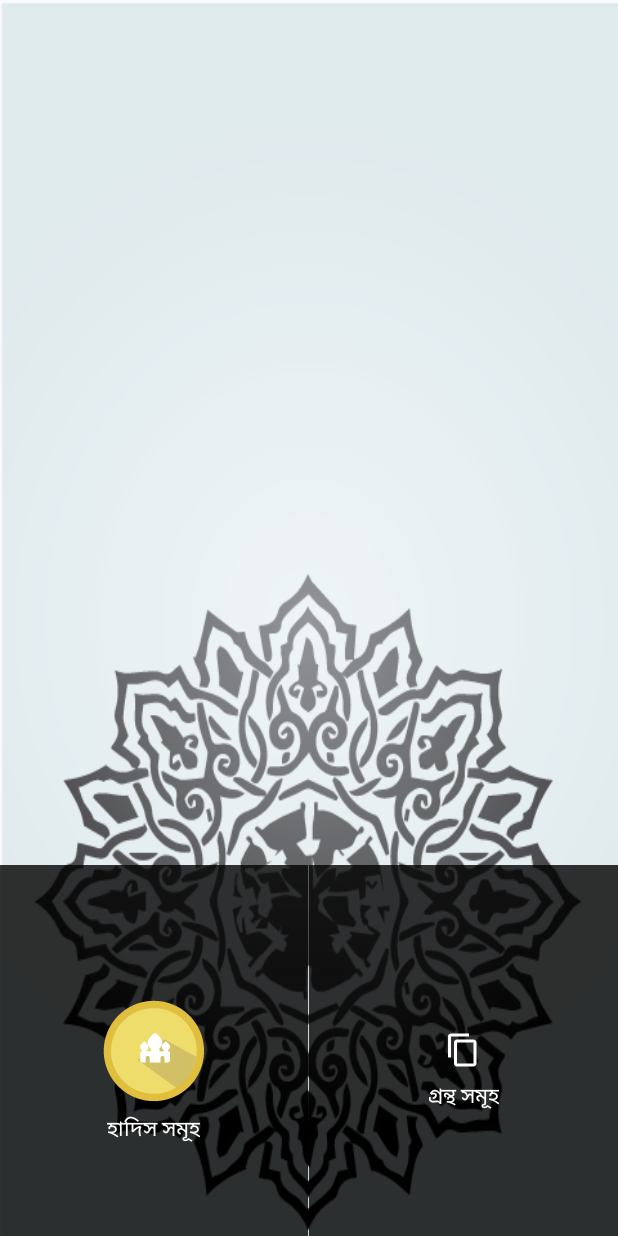
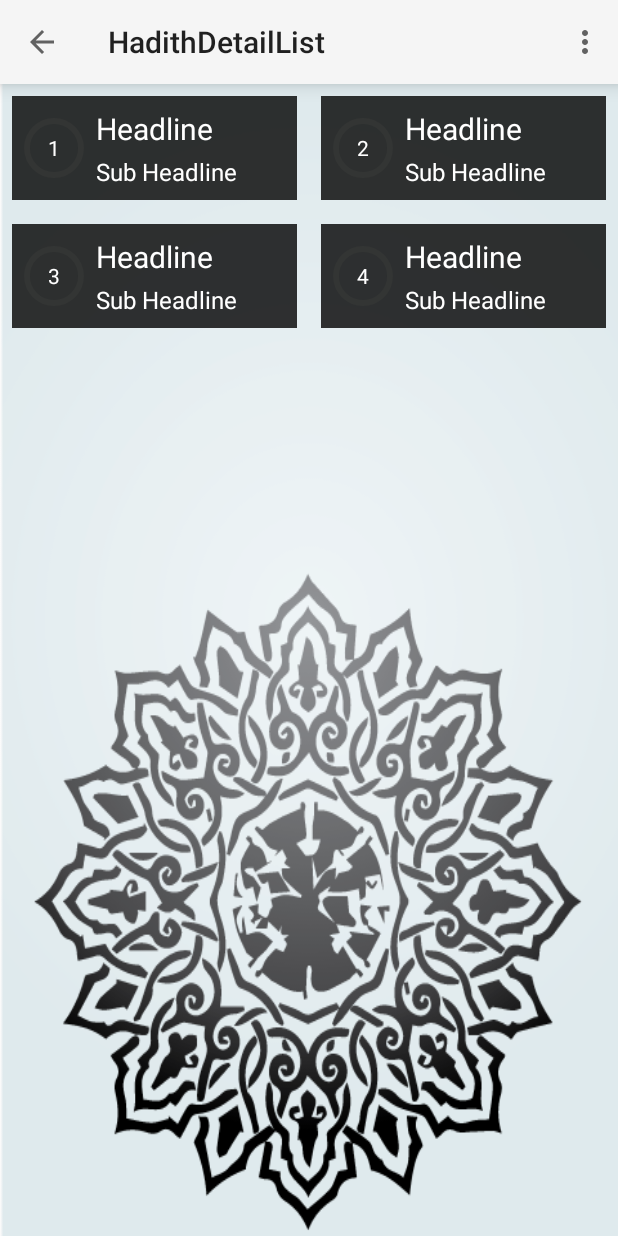
Before and after one commit to Apptitive/BanglaHadith, an Android app: the screen it shows after launch (MainActivity before the commit, HadithDetailListActivity after it), after a tap on "হাদিস সমূহ", on a phone screen of 412 x 824 dp. Run offline under Robolectric (Android 15) with nearby library versions, the phone set to English and light mode, and no system bars; 1 statement that could not run was skipped.

Commit message:
add hadit detail activity

```diff
--- a/app/src/main/AndroidManifest.xml
+++ b/app/src/main/AndroidManifest.xml
@@ -1,13 +1,13 @@
 <?xml version="1.0" encoding="utf-8"?>
 <manifest xmlns:android="http://schemas.android.com/apk/res/android"
-    package="com.hadithbd.banglahadith" >
+    package="com.hadithbd.banglahadith">
 
     <application
         android:name=".BanglaHadithApp"
         android:allowBackup="true"
         android:icon="@android:drawable/dialog_frame"
         android:label="@string/app_name"
-        android:theme="@style/AppTheme.Actionbar" >
+        android:theme="@style/AppTheme.Actionbar">
         <activity
             android:name=".ui.MainActivity"
             android:label="@string/app_name"
@@ -18,6 +18,15 @@
                 <category android:name="android.intent.category.LAUNCHER" />
             </intent-filter>
         </activity>
+        <activity
+            android:name=".ui.HadithDetailListActivity"
+            android:label="@string/title_activity_hadith_detail_list"
+            android:theme="@style/AppTheme.NoActionBar"
+            android:parentActivityName=".ui.MainActivity">
+            <meta-data
+                android:name="android.support.PARENT_ACTIVITY"
+                android:value=".ui.MainActivity" />
+        </activity>
     </application>
 
 </manifest>
--- a/app/src/main/java/com/hadithbd/banglahadith/adapters/HadithDetailListAdapter.java
+++ b/app/src/main/java/com/hadithbd/banglahadith/adapters/HadithDetailListAdapter.java
@@ -1,32 +1,55 @@
 package com.hadithbd.banglahadith.adapters;
 
 import android.support.v7.widget.RecyclerView;
+import android.view.LayoutInflater;
 import android.view.View;
 import android.view.ViewGroup;
+
+import com.hadithbd.banglahadith.R;
+import com.hadithbd.banglahadith.views.BanglaTextView;
+
+import java.util.List;
 
 /**
  * Created by Sharif on 2/19/2015.
  */
-public class HadithDetailListAdapter extends RecyclerView.Adapter<HadithDetailListAdapter.ViewHolder>{
+public class HadithDetailListAdapter extends RecyclerView.Adapter<HadithDetailListAdapter.ViewHolder> {
 
-    @Override
-    public ViewHolder onCreateViewHolder(ViewGroup viewGroup, int i) {
-        return null;
+    private List<String> mHadithDetailLists;
+
+    public HadithDetailListAdapter(List<String> hadithDetailLists) {
+        mHadithDetailLists = hadithDetailLists;
     }
 
     @Override
-    public void onBindViewHolder(ViewHolder viewHolder, int i) {
+    public ViewHolder onCreateViewHolder(ViewGroup parent, int viewType) {
 
+        final View view = LayoutInflater
+                .from(parent.getContext())
+                .inflate(R.layout.item_hadith_detail_lists, parent, false);
+
+        return new ViewHolder(view);
+    }
+
+    @Override
+    public void onBindViewHolder(ViewHolder viewHolder, int position) {
+        viewHolder.mTextDrawable.setBanglaText(mHadithDetailLists.get(position));
     }
 
     @Override
     public int getItemCount() {
-        return 0;
+        return mHadithDetailLists != null ? mHadithDetailLists.size() : 0;
     }
 
     public class ViewHolder extends RecyclerView.ViewHolder {
+
+        public BanglaTextView mTextDrawable;
+
         public ViewHolder(View itemView) {
             super(itemView);
+            mTextDrawable = (BanglaTextView) itemView.findViewById(R.id.text_drawable);
         }
     }
+
+
 }
--- /dev/null
+++ b/app/src/main/java/com/hadithbd/banglahadith/ui/HadithDetailListActivity.java
@@ -0,0 +1,69 @@
+package com.hadithbd.banglahadith.ui;
+
+import android.support.v7.app.ActionBarActivity;
+import android.os.Bundle;
+import android.support.v7.widget.GridLayoutManager;
+import android.support.v7.widget.RecyclerView;
+import android.support.v7.widget.Toolbar;
+import android.view.Menu;
+import android.view.MenuItem;
+
+import com.hadithbd.banglahadith.R;
+import com.hadithbd.banglahadith.adapters.HadithDetailListAdapter;
+import com.hadithbd.banglahadith.util.Utils;
+
+public class HadithDetailListActivity extends ActionBarActivity {
+
+    private static final int NUMBER_OF_COLUMNS = 2;
+
+    private RecyclerView mRecyclerView;
+
+    private HadithDetailListAdapter mHadithDetailListAdapter;
+    private Toolbar mToolbar;
+
+    @Override
+    protected void onCreate(Bundle savedInstanceState) {
+        super.onCreate(savedInstanceState);
+        setContentView(R.layout.activity_hadith_detail_list);
+
+        initViews();
+
+        setUpToolbar();
+
+        initRecyclerAdapter();
+    }
+
+    private void setUpToolbar() {
+        setSupportActionBar(mToolbar);
+        getSupportActionBar().setDisplayHomeAsUpEnabled(true);
+    }
+
+    private void initRecyclerAdapter() {
+        mHadithDetailListAdapter = new HadithDetailListAdapter(Utils.getDummyHaditsData());
+        mRecyclerView.setLayoutManager(new GridLayoutManager(this, NUMBER_OF_COLUMNS));
+        mRecyclerView.setAdapter(mHadithDetailListAdapter);
+    }
+
+    private void initViews() {
+        mRecyclerView = (RecyclerView) findViewById(R.id.hadith_detail_recycler_view);
+        mToolbar = (Toolbar) findViewById(R.id.toolbar);
+    }
+
+
+    @Override
+    public boolean onCreateOptionsMenu(Menu menu) {
+        getMenuInflater().inflate(R.menu.hadith_detail_list, menu);
+        return true;
+    }
+
+    @Override
+    public boolean onOptionsItemSelected(MenuItem item) {
+        int id = item.getItemId();
+
+        if (id == R.id.action_settings) {
+            return true;
+        }
+
+        return super.onOptionsItemSelected(item);
+    }
+}
--- a/app/src/main/java/com/hadithbd/banglahadith/ui/MainActivity.java
+++ b/app/src/main/java/com/hadithbd/banglahadith/ui/MainActivity.java
@@ -1,5 +1,6 @@
 package com.hadithbd.banglahadith.ui;
 
+import android.content.Intent;
 import android.support.v7.app.ActionBarActivity;
 import android.os.Bundle;
 import android.view.Menu;
@@ -25,7 +26,7 @@ public class MainActivity extends ActionBarActivity {
         mLayoutAllHadiths.setOnClickListener(new View.OnClickListener() {
             @Override
             public void onClick(View v) {
-
+                startActivity(new Intent(getBaseContext(), HadithDetailListActivity.class));
             }
         });
 
--- a/app/src/main/java/com/hadithbd/banglahadith/util/Utils.java
+++ b/app/src/main/java/com/hadithbd/banglahadith/util/Utils.java
@@ -1,10 +1,19 @@
 package com.hadithbd.banglahadith.util;
+
+import java.util.ArrayList;
+import java.util.List;
 
 /**
  * Created by Sharif on 2/22/2015.
  */
 public class Utils {
 
-
-
+    public static List<String>getDummyHaditsData(){
+        List<String>datas = new ArrayList<>();
+        datas.add("1");
+        datas.add("2");
+        datas.add("3");
+        datas.add("4");
+        return datas;
+    }
 }
--- /dev/null
+++ b/app/src/main/res/layout/activity_hadith_detail_list.xml
@@ -0,0 +1,19 @@
+<RelativeLayout xmlns:android="http://schemas.android.com/apk/res/android"
+    xmlns:tools="http://schemas.android.com/tools"
+    android:layout_width="match_parent"
+    android:layout_height="match_parent"
+    android:background="@drawable/background_home"
+    tools:context="com.hadithbd.banglahadith.ui.HadithDetailListActivity">
+
+    <include
+        android:id="@+id/toolbar"
+        layout="@layout/toolbar" />
+
+    <android.support.v7.widget.RecyclerView
+        android:id="@+id/hadith_detail_recycler_view"
+        android:layout_below="@id/toolbar"
+        android:layout_width="match_parent"
+        android:layout_height="match_parent" />
+
+
+</RelativeLayout>
--- a/app/src/main/res/layout/item_hadith_detail_lists.xml
+++ b/app/src/main/res/layout/item_hadith_detail_lists.xml
@@ -1,6 +1,41 @@
 <?xml version="1.0" encoding="utf-8"?>
 <RelativeLayout xmlns:android="http://schemas.android.com/apk/res/android"
+    xmlns:app="http://schemas.android.com/apk/res-auto"
     android:layout_width="match_parent"
-    android:layout_height="match_parent">
+    android:layout_height="wrap_content"
+    android:layout_margin="@dimen/horizontal_margin_8dp"
+    android:background="@drawable/bg_shadow_layout">
 
+    <com.hadithbd.banglahadith.views.BanglaTextView
+        android:id="@+id/text_drawable"
+        android:layout_width="@dimen/text_drawable_width"
+        android:layout_height="@dimen/text_drawable_height"
+        android:background="@drawable/text_drawable_background"
+        android:gravity="center"
+        android:textColor="@android:color/white"
+        android:layout_centerVertical="true"
+        android:layout_marginLeft="@dimen/horizontal_margin_8dp"
+        app:banglaText="3" />
+
+    <com.hadithbd.banglahadith.views.BanglaTextView
+        android:id="@+id/title"
+        android:layout_width="wrap_content"
+        android:layout_height="wrap_content"
+        app:banglaText="Headline"
+        android:textColor="@android:color/white"
+        android:layout_toRightOf="@id/text_drawable"
+        android:textSize="@dimen/abc_text_size_title_material"
+        android:layout_marginTop="@dimen/vertical_margin_8dp"
+        android:layout_marginLeft="@dimen/horizontal_margin_8dp" />
+
+    <com.hadithbd.banglahadith.views.BanglaTextView
+        android:layout_below="@id/title"
+        android:layout_width="wrap_content"
+        android:layout_height="wrap_content"
+        app:banglaText="Sub Headline"
+        android:textColor="@android:color/white"
+        android:textSize="@dimen/abc_text_size_subhead_material"
+        android:layout_marginTop="@dimen/vertical_margin_4dp"
+        android:layout_marginBottom="@dimen/vertical_margin_8dp"
+        android:layout_alignLeft="@id/title" />
 </RelativeLayout>
--- /dev/null
+++ b/app/src/main/res/layout/toolbar.xml
@@ -0,0 +1,6 @@
+<?xml version="1.0" encoding="utf-8"?>
+<android.support.v7.widget.Toolbar xmlns:android="http://schemas.android.com/apk/res/android"
+    android:layout_width="match_parent"
+    android:layout_height="?attr/actionBarSize"
+    android:background="?attr/colorPrimary"
+    android:elevation="@dimen/default_elevation"/>
--- /dev/null
+++ b/app/src/main/res/menu/hadith_detail_list.xml
@@ -0,0 +1,7 @@
+<menu xmlns:android="http://schemas.android.com/apk/res/android"
+    xmlns:app="http://schemas.android.com/apk/res-auto"
+    xmlns:tools="http://schemas.android.com/tools"
+    tools:context="com.hadithbd.banglahadith.ui.HadithDetailListActivity">
+    <item android:id="@+id/action_settings" android:title="@string/action_settings"
+        android:orderInCategory="100" app:showAsAction="never" />
+</menu>
--- a/app/src/main/res/values/dimens.xml
+++ b/app/src/main/res/values/dimens.xml
@@ -6,5 +6,8 @@
     <dimen name="text_drawable_height">40dp</dimen>
     <dimen name="text_drawable_stroke_width">4dp</dimen>
     <dimen name="vertical_margin_8dp">8dp</dimen>
-    <dimen name="horizontal_margin_8">8dp</dimen>
+    <dimen name="horizontal_margin_8dp">8dp</dimen>
+    <dimen name="vertical_margin_4dp">4dp</dimen>
+    <dimen name="horizontal_margin_4dp">4dp</dimen>
+    <dimen name="default_elevation">8dp</dimen>
 </resources>
--- a/app/src/main/res/values/strings.xml
+++ b/app/src/main/res/values/strings.xml
@@ -3,4 +3,7 @@
     <string name="action_settings">Settings</string>
     <string name="text_all_hadiths">হাদিস সমূহ</string>
     <string name="text_all_books">গ্রন্থ সমূহ</string>
+    <string name="title_activity_hadith_detail_list">HadithDetailList</string>
+
+    <string name="hello_world">Hello world!</string>
 </resources>
```
